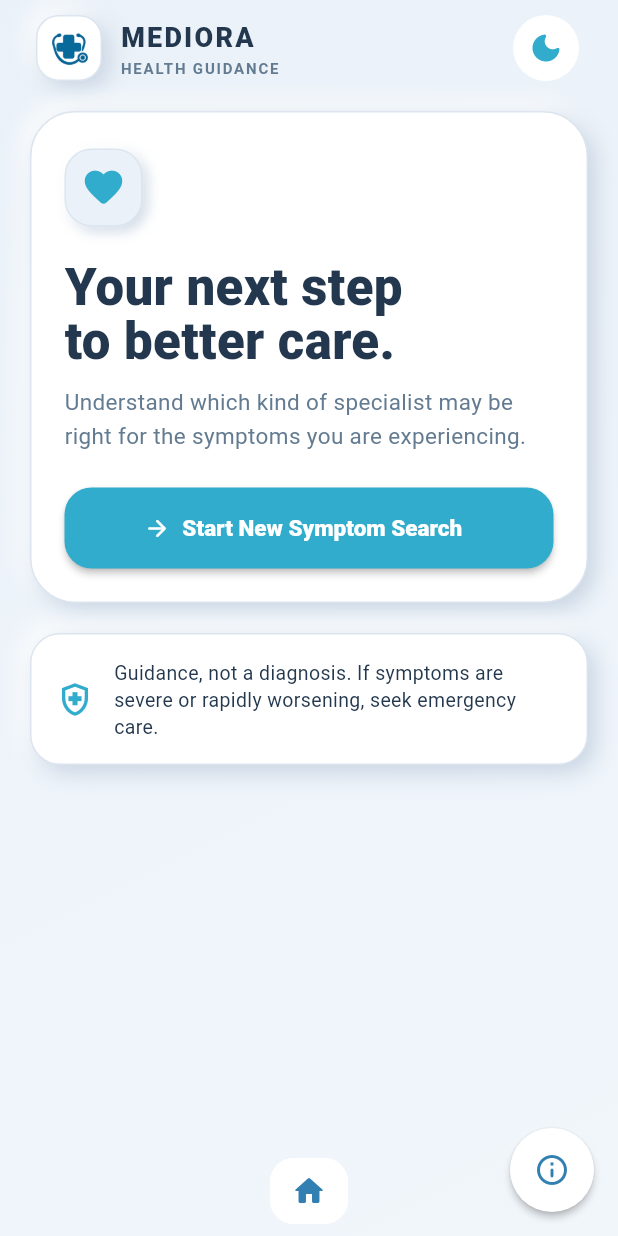
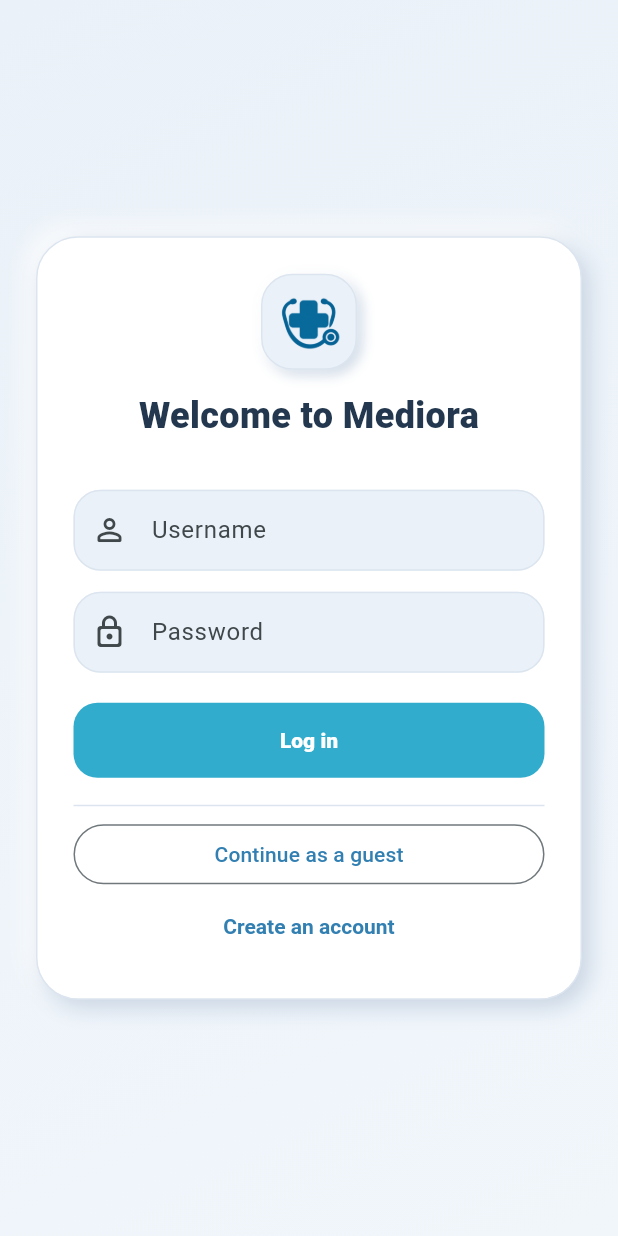
Before and after one commit to janedviccelis-a11y/Symptom_to_Specialist_Finder, a Flutter app: the screen it shows after launch, on a phone screen of 412 x 824 dp. Run offline on Flutter 3.47's test engine with Material 3 defaults, Android fonts, the phone set to English and light mode, and no system bars; our stand-ins replace flutter_map, geolocator, latlong2, shared_preferences, supabase_flutter; missing offline and left inert: webview_all; accounts and stored records are empty.

Commit message:
added login

```diff
--- a/symptomm/lib/app.dart
+++ b/symptomm/lib/app.dart
@@ -1,6 +1,8 @@
 import 'package:flutter/material.dart';
 import 'package:symptomm/app_state.dart';
 import 'package:symptomm/screens/home/home_screen.dart';
+import 'package:symptomm/screens/auth/login_screen.dart';
+import 'package:symptomm/services/auth_service.dart';
 import 'package:symptomm/widgets/common.dart';
 
 class MyApp extends StatefulWidget {
@@ -143,7 +145,9 @@ class _MyAppState extends State<MyApp> {
                   .copyWith(textScaler: TextScaler.linear(scale)),
               child: child!,
             ),
-            home: const HomeScreen(),
+            home: AuthService.hasSignedInSession
+                ? const HomeScreen()
+                : const LoginScreen(),
           ),
         ),
       );
--- a/symptomm/lib/pages/clinic_map_page.dart
+++ b/symptomm/lib/pages/clinic_map_page.dart
@@ -78,14 +78,14 @@ class HospitalMapPage extends StatelessWidget {
             padding: const EdgeInsets.fromLTRB(16, 14, 16, 10),
             decoration: BoxDecoration(
               color: canvas,
-              borderRadius: BorderRadius.vertical(top: Radius.circular(24)),
+              borderRadius: const BorderRadius.vertical(top: const Radius.circular(24)),
               boxShadow: [
                 BoxShadow(
                   color: isDarkMode
                       ? Colors.black.withValues(alpha: .28)
                       : const Color(0xFFC9D5E3),
                   blurRadius: 14,
-                  offset: Offset(0, -5),
+                  offset: const Offset(0, -5),
                 ),
               ],
             ),
--- a/symptomm/lib/pages/symptom_page.dart
+++ b/symptomm/lib/pages/symptom_page.dart
@@ -234,8 +234,8 @@ class _SymptomPageState extends State<SymptomPage> {
                             query.isEmpty
                                 ? 'No symptoms are available for this area.'
                                 : 'No matching symptoms here. Try another search or choose a different area.',
-                            style: TextStyle(
-                              color: Color(0xFF60747D),
+                            style: const TextStyle(
+                              color: const Color(0xFF60747D),
                               height: 1.4,
                             ),
                           ),
@@ -273,7 +273,7 @@ class _SymptomPageState extends State<SymptomPage> {
                       ? Colors.black.withValues(alpha: .28)
                       : const Color(0xFFC9D5E3),
                   blurRadius: 12,
-                  offset: Offset(0, -4),
+                  offset: const Offset(0, -4),
                 ),
               ],
             ),
--- /dev/null
+++ b/symptomm/lib/screens/auth/login_screen.dart
@@ -0,0 +1,204 @@
+import 'package:flutter/material.dart';
+import 'package:supabase_flutter/supabase_flutter.dart';
+import 'package:symptomm/screens/auth/create_account_screen.dart';
+import 'package:symptomm/screens/home/home_screen.dart';
+import 'package:symptomm/services/auth_service.dart';
+import 'package:symptomm/widgets/common.dart';
+
+class LoginScreen extends StatefulWidget {
+  const LoginScreen({super.key});
+
+  @override
+  State<LoginScreen> createState() => _LoginScreenState();
+}
+
+class _LoginScreenState extends State<LoginScreen> {
+  final _formKey = GlobalKey<FormState>();
+  final _usernameController = TextEditingController();
+  final _passwordController = TextEditingController();
+  bool _isLoading = false;
+
+  @override
+  void dispose() {
+    _usernameController.dispose();
+    _passwordController.dispose();
+    super.dispose();
+  }
+
+  Future<void> _signIn() async {
+    if (!_formKey.currentState!.validate()) return;
+    if (!AuthService.isConfigured) {
+      _showMessage(
+        'Account login is not configured yet. Follow the Supabase setup in README.md.',
+      );
+      return;
+    }
+
+    setState(() => _isLoading = true);
+    try {
+      await AuthService.signIn(
+        username: _usernameController.text,
+        password: _passwordController.text,
+      );
+      if (!mounted) return;
+      _openHome();
+    } on AuthException catch (error) {
+      _showMessage(error.message);
+    } on Exception catch (error) {
+      _showMessage('Could not log in: $error');
+    } finally {
+      if (mounted) setState(() => _isLoading = false);
+    }
+  }
+
+  void _showMessage(String message) {
+    ScaffoldMessenger.of(context)
+      ..hideCurrentSnackBar()
+      ..showSnackBar(SnackBar(content: Text(message)));
+  }
+
+  void _openHome() {
+    Navigator.of(context).pushAndRemoveUntil(
+      MaterialPageRoute<void>(builder: (_) => const HomeScreen()),
+      (_) => false,
+    );
+  }
+
+  @override
+  Widget build(BuildContext context) {
+    return Scaffold(
+      backgroundColor: canvas,
+      body: DecoratedBox(
+        decoration: BoxDecoration(
+          gradient: LinearGradient(
+            begin: Alignment.topLeft,
+            end: Alignment.bottomRight,
+            colors: isDarkMode
+                ? [const Color(0xFF182633), const Color(0xFF1D2D3B)]
+                : [const Color(0xFFEAF1F8), const Color(0xFFF1F6FB)],
+          ),
+        ),
+        child: SafeArea(
+          child: Center(
+            child: SingleChildScrollView(
+              padding: const EdgeInsets.all(24),
+              child: ConstrainedBox(
+                constraints: const BoxConstraints(maxWidth: 430),
+                child: Container(
+                  padding: const EdgeInsets.all(24),
+                  decoration: card(radius: 28),
+                  child: Form(
+                    key: _formKey,
+                    child: Column(
+                      crossAxisAlignment: CrossAxisAlignment.stretch,
+                      children: [
+                        const _BrandHeader(),
+                        const SizedBox(height: 32),
+                        TextFormField(
+                          controller: _usernameController,
+                          textInputAction: TextInputAction.next,
+                          autofillHints: const [AutofillHints.username],
+                          decoration: const InputDecoration(
+                            labelText: 'Username',
+                            prefixIcon: Icon(Icons.person_outline_rounded),
+                          ),
+                          validator: _validateUsername,
+                        ),
+                        const SizedBox(height: 14),
+                        TextFormField(
+                          controller: _passwordController,
+                          obscureText: true,
+                          textInputAction: TextInputAction.done,
+                          autofillHints: const [AutofillHints.password],
+                          onFieldSubmitted: (_) => _signIn(),
+                          decoration: const InputDecoration(
+                            labelText: 'Password',
+                            prefixIcon: Icon(Icons.lock_outline_rounded),
+                          ),
+                          validator: (value) => value == null || value.isEmpty
+                              ? 'Enter your password'
+                              : null,
+                        ),
+                        const SizedBox(height: 20),
+                        FilledButton(
+                          onPressed: _isLoading ? null : _signIn,
+                          child: _isLoading
+                              ? const SizedBox(
+                                  width: 20,
+                                  height: 20,
+                                  child: CircularProgressIndicator(
+                                    strokeWidth: 2,
+                                  ),
+                                )
+                              : const Text('Log in'),
+                        ),
+                        const SizedBox(height: 18),
+                        const Divider(),
+                        const SizedBox(height: 8),
+                        OutlinedButton(
+                          key: const ValueKey('continue-as-guest'),
+                          onPressed: _isLoading ? null : _openHome,
+                          child: const Text('Continue as a guest'),
+                        ),
+                        TextButton(
+                          onPressed: _isLoading
+                              ? null
+                              : () => Navigator.of(context).push(
+                                    MaterialPageRoute<void>(
+                                      builder: (_) =>
+                                          const CreateAccountScreen(),
+                                    ),
+                                  ),
+                          child: const Text('Create an account'),
+                        ),
+                      ],
+                    ),
+                  ),
+                ),
+              ),
+            ),
+          ),
+        ),
+      ),
+    );
+  }
+}
+
+String? _validateUsername(String? value) {
+  final username = value?.trim() ?? '';
+  if (username.isEmpty) return 'Enter your username';
+  if (!RegExp(r'^[a-zA-Z0-9._-]{3,24}$').hasMatch(username)) {
+    return 'Use 3–24 letters, numbers, dots, underscores or hyphens';
+  }
+  return null;
+}
+
+class _BrandHeader extends StatelessWidget {
+  const _BrandHeader();
+
+  @override
+  Widget build(BuildContext context) => Column(
+        children: [
+          Container(
+            width: 64,
+            height: 64,
+            padding: const EdgeInsets.all(7),
+            decoration: insetSurface(radius: 21),
+            child: Image.asset(
+              'assets/images/mediora_logo.png',
+              semanticLabel: 'Mediora logo',
+            ),
+          ),
+          const SizedBox(height: 14),
+          Text(
+            'Welcome to Mediora',
+            textAlign: TextAlign.center,
+            style: TextStyle(
+              color: ink,
+              fontSize: 24,
+              fontWeight: FontWeight.w900,
+            ),
+          ),
+        ],
+      );
+}
--- /dev/null
+++ b/symptomm/lib/services/auth_service.dart
@@ -0,0 +1,74 @@
+import 'package:supabase_flutter/supabase_flutter.dart';
+
+class AuthService {
+  static bool _isConfigured = false;
+
+  static bool get isConfigured => _isConfigured;
+
+  static bool get hasSignedInSession =>
+      _isConfigured && Supabase.instance.client.auth.currentSession != null;
+
+  static SupabaseClient get _client {
+    if (!_isConfigured) {
+      throw StateError(
+        'Supabase is not configured. Follow the setup steps in README.md.',
+      );
+    }
+    return Supabase.instance.client;
+  }
+
+  static String normalizedUsername(String username) =>
+      username.trim().toLowerCase();
+
+  static String _authEmail(String username) =>
+      '${normalizedUsername(username)}@accounts.mediora.example';
+
+  static Future<void> signIn({
+    required String username,
+    required String password,
+  }) async {
+    await _client.auth.signInWithPassword(
+      email: _authEmail(username),
+      password: password,
+    );
+  }
+
+  static Future<AuthResponse> createAccount({
+    required String firstName,
+    required String surname,
+    required DateTime birthday,
+    required String address,
+    required String username,
+    required String password,
+  }) {
+    return _client.auth.signUp(
+      email: _authEmail(username),
+      password: password,
+      data: {
+        'first_name': firstName.trim(),
+        'surname': surname.trim(),
+        'birthday': birthday.toIso8601String().substring(0, 10),
+        'address': address.trim(),
+        'username': normalizedUsername(username),
+      },
+    );
+  }
+}
+
+Future<void> initializeSupabaseIfConfigured() async {
+  const supabaseUrl = String.fromEnvironment('SUPABASE_URL');
+  const supabasePublishableKey = String.fromEnvironment('SUPABASE_ANON_KEY');
+
+  if (supabaseUrl.isEmpty && supabasePublishableKey.isEmpty) return;
+  if (supabaseUrl.isEmpty || supabasePublishableKey.isEmpty) {
+    throw StateError(
+      'Set both SUPABASE_URL and SUPABASE_ANON_KEY to enable account login.',
+    );
+  }
+
+  await Supabase.initialize(
+    url: supabaseUrl,
+    publishableKey: supabasePublishableKey,
+  );
+  AuthService._isConfigured = true;
+}
--- a/symptomm/pubspec.yaml
+++ b/symptomm/pubspec.yaml
@@ -14,6 +14,7 @@ dependencies:
   http: ^1.6.0
   latlong2: ^0.9.1
   shared_preferences: ^2.2.3
+  supabase_flutter: ^2.18.3
   webview_all: ^1.4.4
 dev_dependencies:
   flutter_lints: ^3.0.0
```
Also changed, not shown: symptomm/lib/main.dart (+6 -1 lines), symptomm/lib/screens/auth/create_account_screen.dart (added, +269 -0 lines), symptomm/pubspec.lock, 8 other files.
